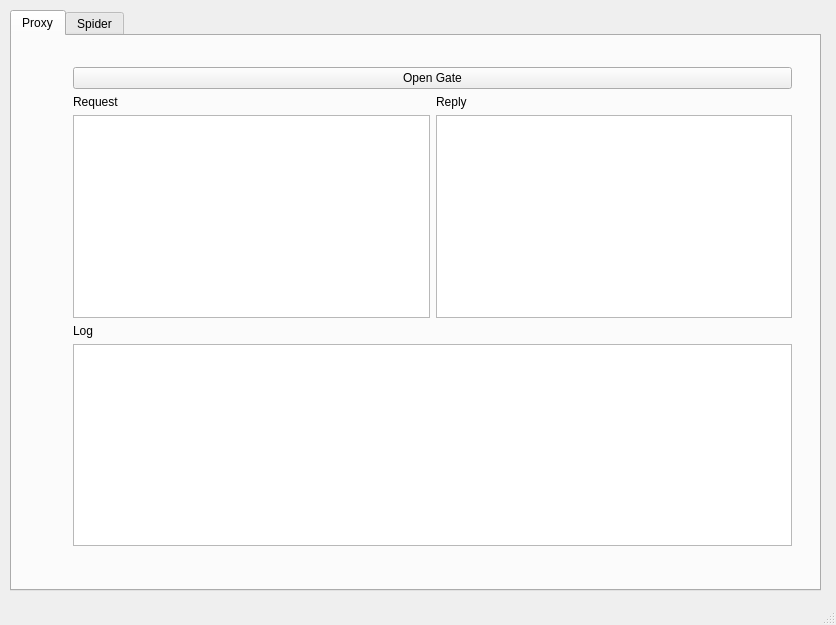
First picture: the form in form/mainwindow.ui, repository AndreLaranjeira/ProxyGate, before the edit.
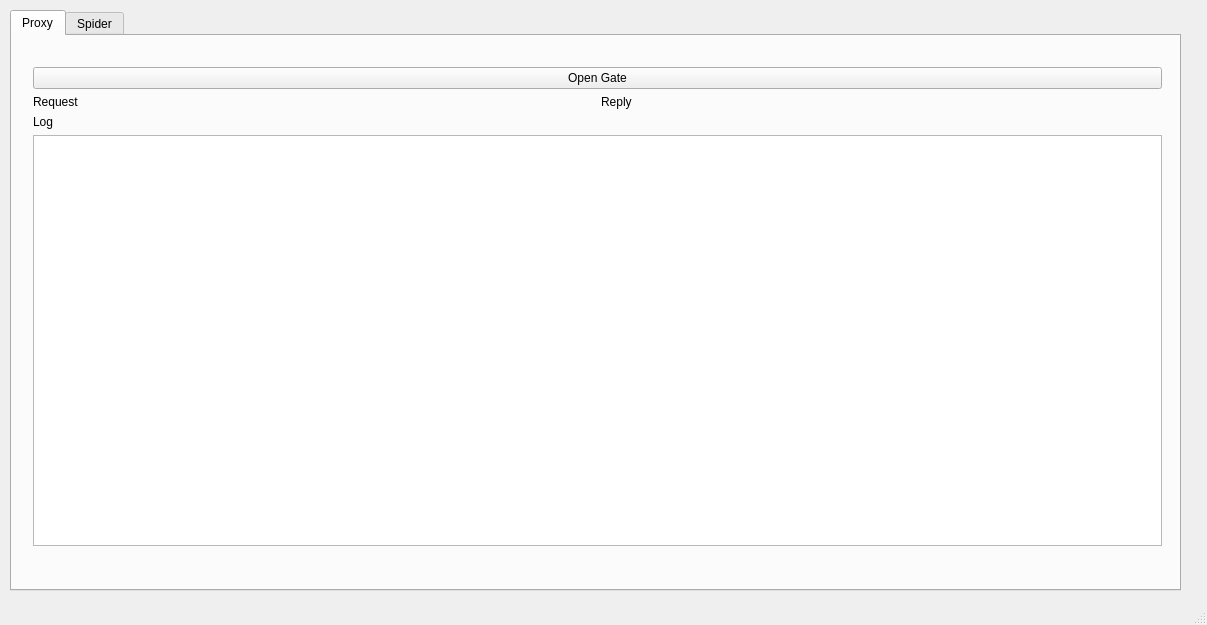
Second picture: the form after the edit.

Commit message: Added support to QHexEdit widget

Patch:
```diff
--- a/form/mainwindow.ui
+++ b/form/mainwindow.ui
@@ -6,7 +6,7 @@
    <rect>
     <x>0</x>
     <y>0</y>
-    <width>836</width>
+    <width>1207</width>
     <height>625</height>
    </rect>
   </property>
@@ -28,7 +28,7 @@
      <rect>
       <x>10</x>
       <y>10</y>
-      <width>811</width>
+      <width>1171</width>
       <height>581</height>
      </rect>
     </property>
@@ -42,9 +42,9 @@
      <widget class="QWidget" name="gridLayoutWidget">
       <property name="geometry">
        <rect>
-        <x>50</x>
+        <x>10</x>
         <y>20</y>
-        <width>741</width>
+        <width>1151</width>
         <height>501</height>
        </rect>
       </property>
@@ -69,9 +69,6 @@
            </property>
           </widget>
          </item>
-         <item>
-          <widget class="QPlainTextEdit" name="text_client"/>
-         </item>
         </layout>
        </item>
        <item row="12" column="1">
@@ -83,9 +80,6 @@
            </property>
           </widget>
          </item>
-         <item>
-          <widget class="QPlainTextEdit" name="text_website"/>
-         </item>
         </layout>
        </item>
        <item row="14" column="0" colspan="2">
```
Left out of the diff: 4 changed lines with no effect on the pictures. The commit also changes 13 other files.
